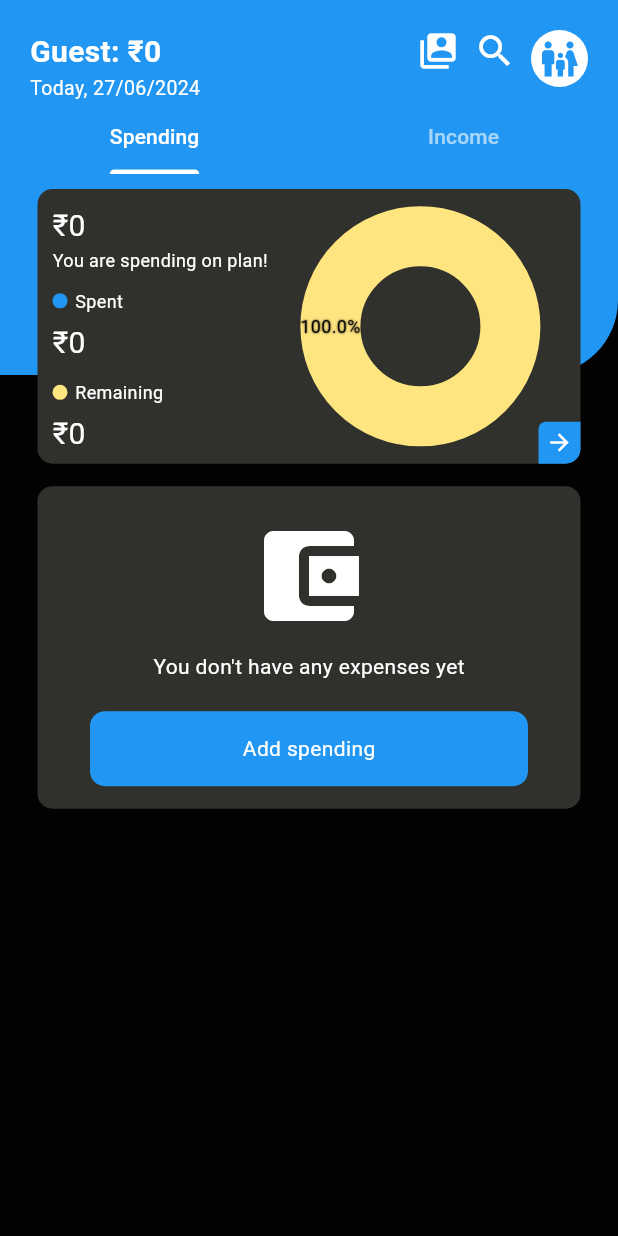
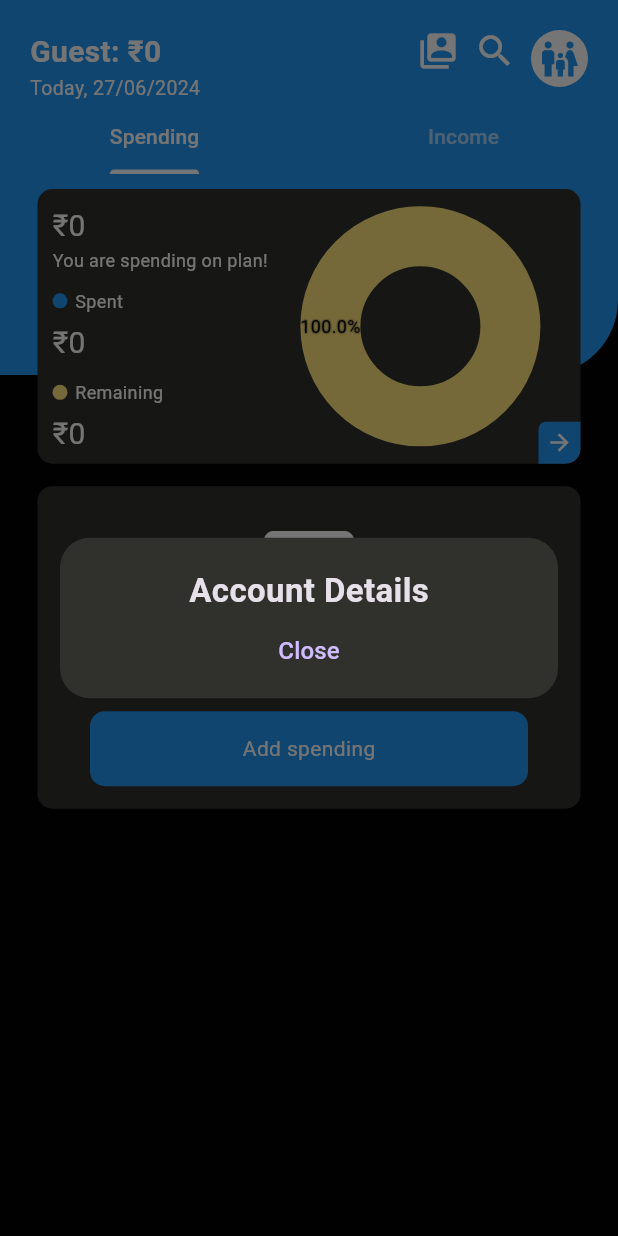
Before and after one commit to HorizoncoreDev/ExpenseManager, a Flutter app: the OverviewScreen screen opened directly with empty values, after a tap on the "switch account" icon, on a phone screen of 412 x 824 dp. Run offline on Flutter 3.47's test engine with Material 3 defaults, Android fonts, the light colour scheme and no system bars; drawn by our look-alikes of fl_chart; our stand-ins replace connectivity_plus, contacts_service, csv, device_info_plus, dropdown_button2, file_picker and 17 more; missing offline and left inert: googleapis; accounts and stored records are empty.

Commit message:
work on set dialog of account

```diff
--- /dev/null
+++ b/lib/overview_screen/account_details_dialog.dart
@@ -0,0 +1,107 @@
+
+import 'package:flutter/material.dart';
+import 'package:expense_manager/db_models/accounts_model.dart';
+
+import '../utils/helper.dart';
+
+class AccountDetailsDialog extends StatefulWidget {
+  final List<AccountsModel?> accountsList;
+
+  const AccountDetailsDialog({super.key, required this.accountsList});
+
+  @override
+  State<AccountDetailsDialog> createState() => _AccountDetailsDialogState();
+}
+
+class _AccountDetailsDialogState extends State<AccountDetailsDialog> {
+  @override
+  Widget build(BuildContext context) {
+    return Dialog(
+      backgroundColor:   Helper.getCardColor(context),
+      shape: RoundedRectangleBorder(borderRadius: BorderRadius.circular(20.0)),
+      child: Container(
+        padding: const EdgeInsets.only(left: 20,right: 20,top: 20,bottom: 8),
+        child: Column(
+          mainAxisSize: MainAxisSize.min,
+          children: [
+            const Text(
+              "Account Details",
+              style: TextStyle(fontSize: 22, fontWeight: FontWeight.bold),
+            ),
+            ListView.separated(
+              shrinkWrap: true,
+              physics: const ScrollPhysics(),
+              itemCount: widget.accountsList.length,
+              itemBuilder: (context, index) {
+                return InkWell(
+                  onTap: () {},
+                  child: Container(
+                    padding: const EdgeInsets.all(10),
+                    decoration: BoxDecoration(
+                      borderRadius: const BorderRadius.all(Radius.circular(10)),
+                      color: Helper.getCardColor(context),
+                    ),
+                    child: Row(
+                      children: [
+                        Container(
+                          width: 40,
+                          height: 40,
+                          decoration: BoxDecoration(
+                            color: Helper.getBackgroundColor(context),
+                            borderRadius: const BorderRadius.all(Radius.circular(10)),
+                          ),
+                          child: Center(
+                            child: Text(
+                              Helper.getShortName(
+                                widget.accountsList[index]!.account_name!.split(' ').first,
+                                widget.accountsList[index]!.account_name!.split(' ').length > 1
+                                    ? widget.accountsList[index]!.account_name!.split(' ').last
+                                    : "",
+                              ),
+                              style: const TextStyle(
+                                color: Colors.blue,
+                                fontSize: 18,
+                                fontWeight: FontWeight.bold,
+                              ),
+                            ),
+                          ),
+                        ),
+                        const SizedBox(width: 16),
+                        Expanded(
+                          child: Text(
+                            widget.accountsList[index]!.account_name!,
+                            style: TextStyle(
+                              color: Helper.getTextColor(context),
+                              fontSize: 16,
+                              fontWeight: FontWeight.bold,
+                            ),
+                          ),
+                        ),
+                      ],
+                    ),
+                  ),
+                );
+              },
+              separatorBuilder: (BuildContext context, int index) {
+                return Divider(
+                  thickness: 0,
+                  height: 5,
+                  color: Colors.transparent,
+                );
+              },
+            ),
+            TextButton(
+              onPressed: () {
+                Navigator.pop(context);
+              },
+              child: const Text(
+                "Close",
+                style: TextStyle(fontSize: 16),
+              ),
+            ),
+          ],
+        ),
+      ),
+    );
+  }
+}
--- a/lib/overview_screen/overview_screen.dart
+++ b/lib/overview_screen/overview_screen.dart
@@ -2,6 +2,7 @@ import 'package:expense_manager/db_models/accounts_model.dart';
 import 'package:expense_manager/db_models/profile_model.dart';
 import 'package:expense_manager/db_models/transaction_new_model.dart';
 import 'package:expense_manager/db_service/database_helper.dart';
+import 'package:expense_manager/overview_screen/account_details_dialog.dart';
 import 'package:expense_manager/overview_screen/add_spending/DateWiseTransactionModel.dart';
 import 'package:expense_manager/overview_screen/spending_detail_screen/spending_detail_screen.dart';
 import 'package:expense_manager/utils/extensions.dart';
@@ -52,6 +53,10 @@ class OverviewScreenState extends State<OverviewScreen> {
   AccountsModel accountModel = AccountsModel();
 
   List<TransactionNewModel> spendingTransaction = [];
+  late List<AccountsModel?> accountsList = [];
+  AccountsModel? accountsModel;
+  String ownerKey = '';
+
 
   @override
   Widget build(BuildContext context) {
@@ -101,48 +106,11 @@ class OverviewScreenState extends State<OverviewScreen> {
                             ),
                             InkWell(
                                 onTap: () {
-                                  ///Shared account code
-                                  /*final accessReference = FirebaseDatabase
-                                      .instance
-                                      .reference()
-                                      .child(request_table)
-                                      .orderByChild('requester_email')
-                                      .equalTo(userEmail);
-                                  List<RequestModel> accessRequestList = [];
-                                  accessReference.once().then((event) {
-                                    accessRequestList.clear();
-                                    DataSnapshot dataSnapshot = event.snapshot;
-                                    if (event.snapshot.exists) {
-                                      Map<dynamic, dynamic> values =
-                                          dataSnapshot.value
-                                              as Map<dynamic, dynamic>;
-                                      values.forEach((key, value) {
-                                        if (value['status'] ==
-                                            AppConstanst.acceptedRequest) {
-                                          RequestModel requestModel =
-                                              RequestModel(
-                                                  key: key,
-                                                  requester_email:
-                                                      value['requester_email'],
-                                                  requester_name:
-                                                      value['requester_name'],
-                                                  receiver_email:
-                                                      value['receiver_email'],
-                                                  receiver_name:
-                                                      value['receiver_name'],
-                                                  accessType:
-                                                      value['access_type'],
-                                                  status: value['status'],
-                                                  created_at:
-                                                      value['created_at']);
-                                          accessRequestList.add(requestModel);
-                                        }
-                                      });
-                                    }
-                                    showSwitchAccountDialog(accessRequestList);
-                                  });
-
-*/
+                                  showDialog(
+                                      context: context,
+                                      builder: (context) =>
+                                          AccountDetailsDialog(
+                                              accountsList: accountsList));
                                 },
                                 child: const Icon(
                                   Icons.switch_account,
@@ -171,7 +139,8 @@ class OverviewScreenState extends State<OverviewScreen> {
                                     .push(
                                   MaterialPageRoute(
                                       builder: (context) =>
-                                          const OtherScreen()),)
+                                          const OtherScreen()),
+                                )
                                     .then((value) {
                                   widget.onAccountUpdate();
                                   MySharedPreferences.instance
@@ -286,6 +255,156 @@ class OverviewScreenState extends State<OverviewScreen> {
         ),
       ),
     );
+  }
+
+  void initState() {
+    AppConstanst.selectedTabIndex = 0;
+    MySharedPreferences.instance
+        .getBoolValuesSF(SharedPreferencesKeys.isSkippedUser)
+        .then((value) async {
+      if (value != null) {
+        isSkippedUser = value;
+        if (isSkippedUser) {
+          getTransactions();
+        } else {
+          MySharedPreferences.instance
+              .getStringValuesSF(SharedPreferencesKeys.userEmail)
+              .then((value) {
+            if (value != null) {
+              userEmail = value;
+              MySharedPreferences.instance
+                  .getStringValuesSF(SharedPreferencesKeys.currentUserEmail)
+                  .then((value) {
+                if (value != null) {
+                  currentUserEmail = value;
+                  MySharedPreferences.instance
+                      .getStringValuesSF(SharedPreferencesKeys.currentUserKey)
+                      .then((value) {
+                    if (value != null) {
+                      currentUserKey = value;
+                      MySharedPreferences.instance
+                          .getStringValuesSF(
+                          SharedPreferencesKeys.currentAccountKey)
+                          .then((value) {
+                        if (value != null) {
+                          currentAccountKey = value;
+                          MySharedPreferences.instance
+                              .getStringValuesSF(
+                              SharedPreferencesKeys.currentUserName)
+                              .then((value) {
+                            if (value != null) {
+                              currentUserName = value;
+                              MySharedPreferences.instance
+                                  .getStringValuesSF(
+                                  SharedPreferencesKeys.userName)
+                                  .then((value) {
+                                if (value != null) {
+                                  userName = value;
+                                  MySharedPreferences.instance
+                                      .getIntValuesSF(
+                                      SharedPreferencesKeys.userAccessType)
+                                      .then((value) {
+                                    if (value != null) {
+                                      userAccess = value;
+                                    }
+                                  });
+                                  getTransactions();
+                                }
+                              });
+                            }
+                          });
+                        }
+                      });
+                    }
+                  });
+                }
+              });
+            }
+          });
+        }
+      }
+    });
+
+    MySharedPreferences.instance
+        .getStringValuesSF(SharedPreferencesKeys.userName)
+        .then((value) {
+      if (value != null) {
+        userName = value;
+        MySharedPreferences.instance
+            .getStringValuesSF(SharedPreferencesKeys.currentUserEmail)
+            .then((value) {
+          if (value != null) {
+            currentUserEmail = value;
+            MySharedPreferences.instance
+                .getStringValuesSF(SharedPreferencesKeys.userEmail)
+                .then((value) {
+              if (value != null) {
+                userEmail = value;
+                getProfileData();
+                MySharedPreferences.instance
+                    .getStringValuesSF(SharedPreferencesKeys.currentUserKey)
+                    .then((value) {
+                  if (value != null) {
+                    ownerKey = value;
+                    getAccountsList();
+                  }
+                });
+              }
+            });
+          }
+        });
+      }
+    });
+
+    super.initState();
+  }
+
+  Future<void> getAccountsList() async {
+    try {
+      accountsList.clear();
+      AccountsModel? fetchedAccountData =
+      await databaseHelper.getAccountData(ownerKey);
+      setState(() {
+        accountsModel = fetchedAccountData;
+      });
+
+      final reference = FirebaseDatabase.instance
+          .reference()
+          .child(accounts_table)
+          .child(accountsModel!.owner_user_key!);
+
+      reference.once().then((event) {
+        DataSnapshot dataSnapshot = event.snapshot;
+        if (event.snapshot.exists) {
+          Map<dynamic, dynamic> values =
+          dataSnapshot.value as Map<dynamic, dynamic>;
+          values.forEach((key, value) async {
+            AccountsModel accountsModelList = AccountsModel(
+                key: key,
+                owner_user_key: value['owner_user_key'],
+                account_name: value['account_name'],
+                description: value['description'],
+                budget: value['budget'],
+                balance: value['balance'],
+                income: value['income'],
+                balance_date: value['balance_date'],
+                account_status: value['account_status'],
+                created_at: value['created_at'],
+                updated_at: value['updated_at']);
+            setState(() {
+              accountsList.add(accountsModelList);
+            });
+          });
+        } else {
+          setState(() {
+            accountsList = [];
+            print("-------------$accountsList");
+          });
+        }
+      });
+    } catch (error) {
+      print('Error fetching Account Data: $error');
+    }
   }
 
   getIncomeTransactions() async {
@@ -446,7 +565,8 @@ class OverviewScreenState extends State<OverviewScreen> {
           if (t.member_key == "") {
             // t.member_id = profileModel.id;
             t.member_key = currentUserKey;
-            await databaseHelper.updateTransaction(TransactionModel.fromOtherModel(t));
+            await databaseHelper
+                .updateTransaction(TransactionModel.fromOtherModel(t));
           }
         }
       }
@@ -466,7 +586,6 @@ class OverviewScreenState extends State<OverviewScreen> {
             loading = false;
           });
           if (currentUserEmail == userEmail) {
-
             final reference = FirebaseDatabase.instance
                 .reference()
                 .child(accounts_table)
@@ -481,9 +600,9 @@ class OverviewScreenState extends State<OverviewScreen> {
                     dataSnapshot.value as Map<dynamic, dynamic>;
                 values.forEach((key, value) async {
                   var accountsModel = AccountsModel.fromMap(value);
-                    accountsModel.balance =
-                        accountsModel.budget;
-                  await DatabaseHelper.instance.updateAccountData(accountsModel);
+                  accountsModel.balance = accountsModel.budget;
+                  await DatabaseHelper.instance
+                      .updateAccountData(accountsModel);
                 });
               }
             });
@@ -520,75 +639,6 @@ class OverviewScreenState extends State<OverviewScreen> {
         });
       }
     });
-  }
-
-  @override
-  void initState() {
-    AppConstanst.selectedTabIndex = 0;
-    MySharedPreferences.instance
-        .getBoolValuesSF(SharedPreferencesKeys.isSkippedUser)
-        .then((value) async {
-      if (value != null) {
-        isSkippedUser = value;
-        if (isSkippedUser) {
-          getTransactions();
-        } else {
-          MySharedPreferences.instance
-              .getStringValuesSF(SharedPreferencesKeys.userEmail)
-              .then((value) {
-            if (value != null) {
-              userEmail = value;
-              MySharedPreferences.instance
-                  .getStringValuesSF(SharedPreferencesKeys.currentUserEmail)
-                  .then((value) {
-                if (value != null) {
-                  currentUserEmail = value;
-                  MySharedPreferences.instance
-                      .getStringValuesSF(SharedPreferencesKeys.currentUserKey)
-                      .then((value) {
-                    if (value != null) {
-                      currentUserKey = value;
-                  MySharedPreferences.instance
-                      .getStringValuesSF(SharedPreferencesKeys.currentAccountKey)
-                      .then((value) {
-                    if (value != null) {
-                      currentAccountKey = value;
-                      MySharedPreferences.instance
-                          .getStringValuesSF(
-                              SharedPreferencesKeys.currentUserName)
-                          .then((value) {
-                        if (value != null) {
-                          currentUserName = value;
-                          MySharedPreferences.instance
-                              .getStringValuesSF(SharedPreferencesKeys.userName)
-                              .then((value) {
-                            if (value != null) {
-                              userName = value;
-                              MySharedPreferences.instance
-                                  .getIntValuesSF(
-                                      SharedPreferencesKeys.userAccessType)
-                                  .then((value) {
-                                if (value != null) {
-                                  userAccess = value;
-                                }
-                              });
-                              getTransactions();
-                            }
-                          });
-                        }
-                      });
-                    }
-                  }); }
-                  });
-                }
-              });
-            }
-          });
-        }
-      }
-    });
-
-    super.initState();
   }
 
   List<PieChartSectionData> showingIncomeSections() {
@@ -900,13 +950,16 @@ class OverviewScreenState extends State<OverviewScreen> {
                                       });
                                       await databaseHelper
                                           .deleteTransactionFromDB(
-                                          TransactionModel.fromOtherModel(transaction), isSkippedUser);
+                                              TransactionModel.fromOtherModel(
+                                                  transaction),
+                                              isSkippedUser);
 
                                       setState(() {
                                         currentIncome =
                                             currentIncome - transaction.amount!;
                                       });
-                                      final reference = FirebaseDatabase.instance
+                                      final reference = FirebaseDatabase
+                                          .instance
                                           .reference()
                                           .child(accounts_table)
                                           .child(currentUserKey)
@@ -914,17 +967,22 @@ class OverviewScreenState extends State<OverviewScreen> {
                                           .equalTo(currentAccountKey);
 
                                       reference.once().then((event) {
-                                        DataSnapshot dataSnapshot = event.snapshot;
+                                        DataSnapshot dataSnapshot =
+                                            event.snapshot;
                                         if (event.snapshot.exists) {
                                           Map<dynamic, dynamic> values =
-                                          dataSnapshot.value as Map<dynamic, dynamic>;
+                                              dataSnapshot.value
+                                                  as Map<dynamic, dynamic>;
                                           values.forEach((key, value) async {
-                                            var accountsModel = AccountsModel.fromMap(value);
+                                            var accountsModel =
+                                                AccountsModel.fromMap(value);
 
                                             accountsModel.income =
                                                 currentIncome.toString();
 
-                                            await DatabaseHelper.instance.updateAccountData(accountsModel);
+                                            await DatabaseHelper.instance
+                                                .updateAccountData(
+                                                    accountsModel);
                                             getIncomeTransactions();
                                           });
                                         }
@@ -939,7 +997,9 @@ class OverviewScreenState extends State<OverviewScreen> {
                                               builder: (context) =>
                                                   EditSpendingScreen(
                                                     transactionModel:
-                                                    TransactionModel.fromOtherModel(transaction),
+                                                        TransactionModel
+                                                            .fromOtherModel(
+                                                                transaction),
                                                   )),
                                         )
                                             .then((value) {
@@ -1370,7 +1430,9 @@ class OverviewScreenState extends State<OverviewScreen> {
                                     });
                                     await databaseHelper
                                         .deleteTransactionFromDB(
-                                        TransactionModel.fromOtherModel(transaction), isSkippedUser);
+                                            TransactionModel.fromOtherModel(
+                                                transaction),
+                                            isSkippedUser);
 
                                     setState(() {
                                       currentBalance =
@@ -1385,16 +1447,20 @@ class OverviewScreenState extends State<OverviewScreen> {
                                         .equalTo(currentAccountKey);
 
                                     reference.once().then((event) {
-                                      DataSnapshot dataSnapshot = event.snapshot;
+                                      DataSnapshot dataSnapshot =
+                                          event.snapshot;
                                       if (event.snapshot.exists) {
                                         Map<dynamic, dynamic> values =
-                                        dataSnapshot.value as Map<dynamic, dynamic>;
+                                            dataSnapshot.value
+                                                as Map<dynamic, dynamic>;
                                         values.forEach((key, value) async {
-                                          var accountsModel = AccountsModel.fromMap(value);
+                                          var accountsModel =
+                                              AccountsModel.fromMap(value);
 
                                           accountsModel.income =
                                               currentBalance.toString();
-                                          await DatabaseHelper.instance.updateAccountData(accountsModel);
+                                          await DatabaseHelper.instance
+                                              .updateAccountData(accountsModel);
                                           getTransactions();
                                         });
                                       }
@@ -1410,7 +1476,9 @@ class OverviewScreenState extends State<OverviewScreen> {
                                               builder: (context) =>
                                                   EditSpendingScreen(
                                                     transactionModel:
-                                                    TransactionModel.fromOtherModel(transaction),
+                                                        TransactionModel
+                                                            .fromOtherModel(
+                                                                transaction),
                                                   )),
                                         )
                                             .then((value) {
@@ -1661,6 +1729,7 @@ class OverviewScreenState extends State<OverviewScreen> {
                         ],
                       ),
                     ),
+
                     ///Share account code
                     /*   if (accessRequestList.isNotEmpty)
                       const Divider(
--- a/lib/utils/global.dart
+++ b/lib/utils/global.dart
@@ -9,6 +9,9 @@ abstract class AppColors {
   static Color backgroundColor = const Color(0xff161417);
   static Color blueColor = const Color(0xff0a8ee1);
   static Color lightBlackColor = const Color(0xff2a292e);
+  static Color internetToastColor= const Color(0xff2a292e);
+
+
 }
 
 abstract class AppConstanst {
--- a/pubspec.yaml
+++ b/pubspec.yaml
@@ -64,6 +64,7 @@ dependencies:
   csv: ^6.0.0
   file_picker: ^8.0.3
   googleapis: ^13.1.0
+  connectivity_plus: ^6.0.3
 
 dev_dependencies:
   flutter_test:
```
Also changed, not shown: lib/sign_in/sign_in_screen.dart (+28 -4 lines), pubspec.lock, 3 other files. Lines whose indentation alone changed are shown as unchanged.
